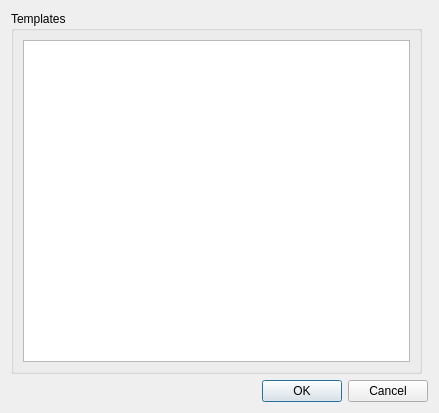
First picture: the form in TemplateChooser.ui, repository jhanssen/Disseminate, before the edit.
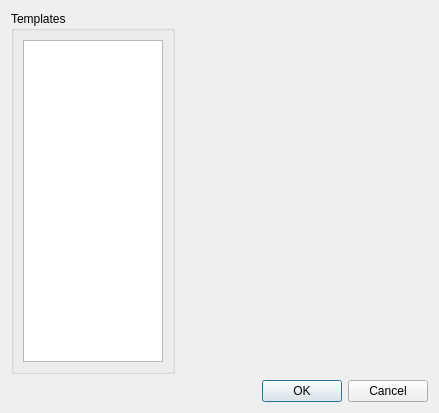
Second picture: the form after the edit.

```diff
--- a/TemplateChooser.ui
+++ b/TemplateChooser.ui
@@ -15,7 +15,7 @@
   </property>
   <layout class="QVBoxLayout" name="verticalLayout">
    <item>
-    <layout class="QHBoxLayout" name="horizontalLayout">
+    <layout class="QHBoxLayout" name="horizontalLayout" stretch="2,3">
      <item>
       <widget class="QGroupBox" name="templateGroup">
        <property name="title">
```
